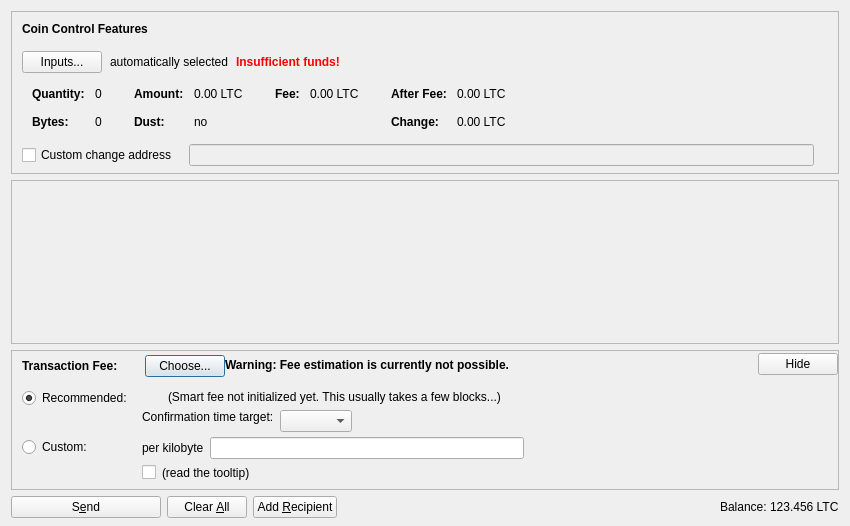
This is cnccoin/src/qt/forms/sendcoinsdialog.ui in ohathar/cnccoin as Qt 5 draws it before an edit. The edited form follows.
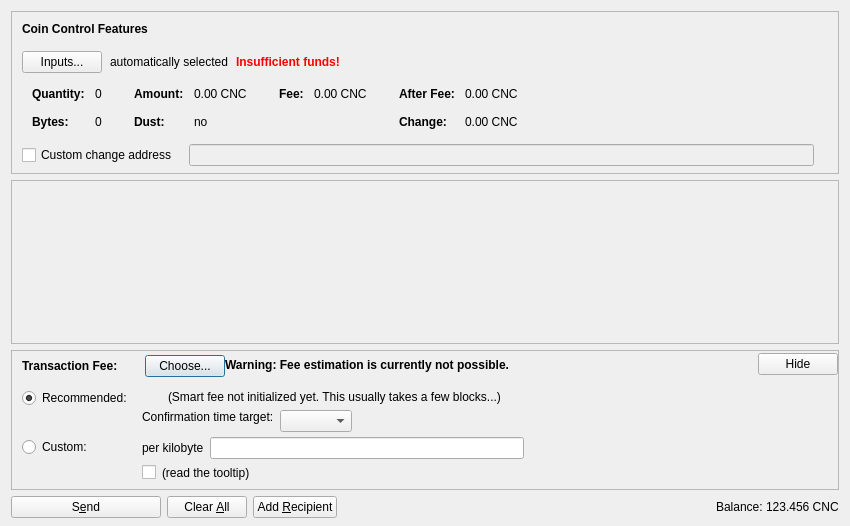
This is the edited form. Icons and pictures are not drawn. Custom widgets are drawn as their Qt base class.

```diff
--- a/cnccoin/src/qt/forms/sendcoinsdialog.ui
+++ b/cnccoin/src/qt/forms/sendcoinsdialog.ui
@@ -324,7 +324,7 @@
                   <enum>Qt::ActionsContextMenu</enum>
                  </property>
                  <property name="text">
-                  <string notr="true">0.00 LTC</string>
+                  <string notr="true">0.00 CNC</string>
                  </property>
                  <property name="textInteractionFlags">
                   <set>Qt::LinksAccessibleByMouse|Qt::TextSelectableByKeyboard|Qt::TextSelectableByMouse</set>
@@ -404,7 +404,7 @@
                   <enum>Qt::ActionsContextMenu</enum>
                  </property>
                  <property name="text">
-                  <string notr="true">0.00 LTC</string>
+                  <string notr="true">0.00 CNC</string>
                  </property>
                  <property name="textInteractionFlags">
                   <set>Qt::LinksAccessibleByMouse|Qt::TextSelectableByKeyboard|Qt::TextSelectableByMouse</set>
@@ -455,7 +455,7 @@
                   <enum>Qt::ActionsContextMenu</enum>
                  </property>
                  <property name="text">
-                  <string notr="true">0.00 LTC</string>
+                  <string notr="true">0.00 CNC</string>
                  </property>
                  <property name="textInteractionFlags">
                   <set>Qt::LinksAccessibleByMouse|Qt::TextSelectableByKeyboard|Qt::TextSelectableByMouse</set>
@@ -484,7 +484,7 @@
                   <enum>Qt::ActionsContextMenu</enum>
                  </property>
                  <property name="text">
-                  <string notr="true">0.00 LTC</string>
+                  <string notr="true">0.00 CNC</string>
                  </property>
                  <property name="textInteractionFlags">
                   <set>Qt::LinksAccessibleByMouse|Qt::TextSelectableByKeyboard|Qt::TextSelectableByMouse</set>
@@ -1237,7 +1237,7 @@
           <cursorShape>IBeamCursor</cursorShape>
          </property>
          <property name="text">
-          <string notr="true">123.456 LTC</string>
+          <string notr="true">123.456 CNC</string>
          </property>
          <property name="textInteractionFlags">
           <set>Qt::LinksAccessibleByMouse|Qt::TextSelectableByKeyboard|Qt::TextSelectableByMouse</set>
```
Left out of the diff: 4 changed lines with no effect on the pictures.
